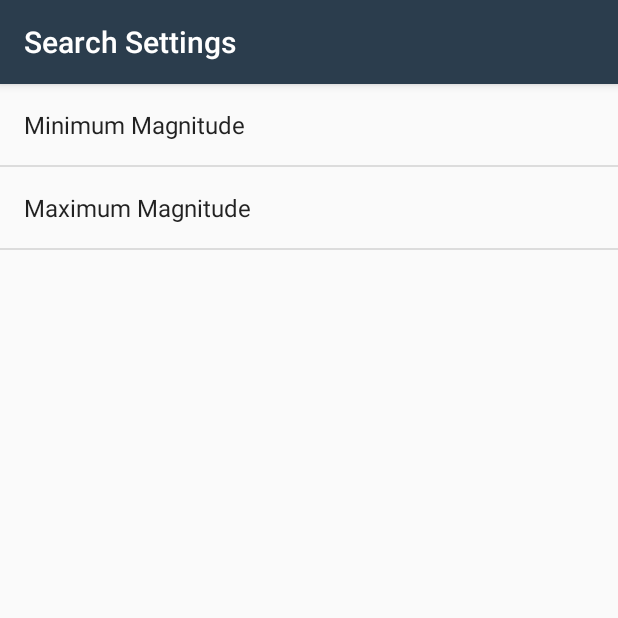
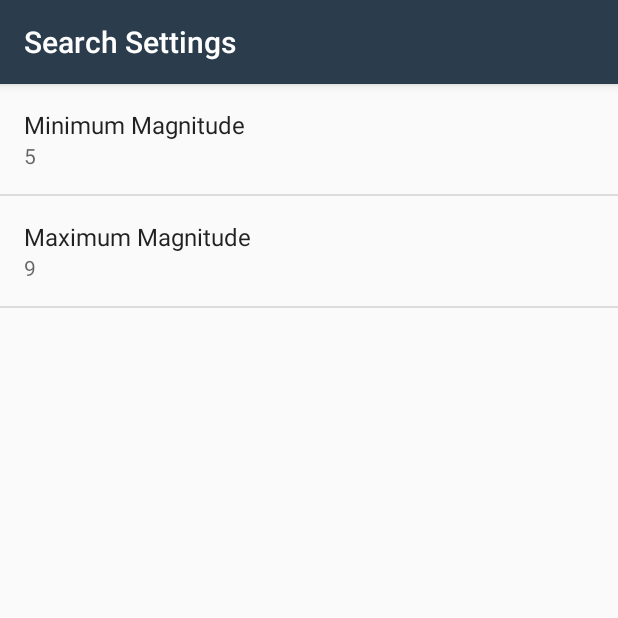
Before and after one commit to nakhe93/EarthQuake-Data, an Android app: the screen it shows after launch (SettingsActivity), after a tap on "SETTINGS", on a phone screen of 412 x 824 dp, the top half of it. Run offline under Robolectric (Android 15) with nearby library versions, the phone set to English and light mode, and no system bars.

```diff
--- a/app/src/main/java/com/example/android/quakereport/EarthquakeActivity.java
+++ b/app/src/main/java/com/example/android/quakereport/EarthquakeActivity.java
@@ -17,6 +17,7 @@ package com.example.android.quakereport;
 
 import android.content.Context;
 import android.content.Intent;
+import android.content.SharedPreferences;
 import android.net.ConnectivityManager;
 import android.net.NetworkInfo;
 import android.net.Uri;
@@ -24,6 +25,7 @@ import android.os.Bundle;
 import android.app.LoaderManager;
 import android.app.LoaderManager.LoaderCallbacks;
 import android.content.Loader;
+import android.preference.PreferenceManager;
 import android.support.v7.app.AppCompatActivity;
 import android.util.Log;
 import android.view.Menu;
@@ -47,7 +49,7 @@ import java.util.List;
 
 public class EarthquakeActivity extends AppCompatActivity implements LoaderCallbacks<List<Earthquake>>{
 
-    public static final String USGS_REQUEST = "https://earthquake.usgs.gov/fdsnws/event/1/query?format=geojson&starttime=2016-01-01&endtime=2016-05-02&minfelt=50&minmagnitude=5";
+    public static final String USGS_REQUEST = "https://earthquake.usgs.gov/fdsnws/event/1/query?format=geojson&starttime=2016-01-01&endtime=2016-05-02&minfelt=50";
     public static final int EARTHQUAKE_LOADER_ID = 1;
     private EarthquakeAdapter adapter;
     private TextView emptyEarthquakeView;
@@ -115,8 +117,32 @@ public class EarthquakeActivity extends AppCompatActivity implements LoaderCallb
 
     public Loader<List<Earthquake>> onCreateLoader(int i,Bundle bundle){
         adapter.clear();
-        //Log.d("CreateLoader","onCreateLoader called");
-        return new EarthquakeLoader(this, USGS_REQUEST);
+
+        SharedPreferences sharedPrefs = PreferenceManager.getDefaultSharedPreferences(this);
+        //Read the preference corresponding to min_magnitude
+        String minMagnitude = sharedPrefs.getString(
+                getString(R.string.settings_min_magnitude_key),
+                getString(R.string.settings_min_magnitude_default));
+
+        //Read the preference corresponding to max_magnitude
+        String maxMagnitude = sharedPrefs.getString(
+                getString(R.string.settings_max_magnitude_key),
+                getString(R.string.settings_max_magnitude_default));
+
+        //Base URL
+        Uri baseUri = Uri.parse(USGS_REQUEST);
+        Uri.Builder uriBuilder = baseUri.buildUpon();
+
+        uriBuilder.appendQueryParameter("format", "geojson");
+        uriBuilder.appendQueryParameter("starttime", "2016-01-01");
+        uriBuilder.appendQueryParameter("endtime", "2016-05-02");
+        uriBuilder.appendQueryParameter("minfelt", "50");
+        //Build the URL using the min and max magnitude parameters specified in default value
+        uriBuilder.appendQueryParameter("minmag", minMagnitude);
+        uriBuilder.appendQueryParameter("maxmag", maxMagnitude);
+        //uriBuilder.appendQueryParameter("orderby", "time");
+        Log.d("URL",uriBuilder.toString());
+        return new EarthquakeLoader(this, uriBuilder.toString());
     }
 
     public void onLoadFinished(Loader<List<Earthquake>> loader,List<Earthquake> earthquakes){
--- a/app/src/main/java/com/example/android/quakereport/SettingsActivity.java
+++ b/app/src/main/java/com/example/android/quakereport/SettingsActivity.java
@@ -1,7 +1,10 @@
 package com.example.android.quakereport;
 
+import android.content.SharedPreferences;
 import android.os.Bundle;
+import android.preference.Preference;
 import android.preference.PreferenceFragment;
+import android.preference.PreferenceManager;
 import android.support.v7.app.AppCompatActivity;
 
 
@@ -16,11 +19,29 @@ public class SettingsActivity extends AppCompatActivity {
         setContentView(R.layout.settings_activity);
     }
 
-    public static class EarthquakePreferenceFragment extends PreferenceFragment {
+    public static class EarthquakePreferenceFragment extends PreferenceFragment implements Preference.OnPreferenceChangeListener{
 
         public void onCreate(Bundle savedInstanceState) {
             super.onCreate(savedInstanceState);
             addPreferencesFromResource(R.xml.settings_main);
+
+            Preference minMagnitude = findPreference(getString(R.string.settings_min_magnitude_key));
+            Preference maxMagnitude = findPreference(getString(R.string.settings_max_magnitude_key));
+            bindPreferenceSummaryToValue(minMagnitude);
+            bindPreferenceSummaryToValue(maxMagnitude);
+        }
+
+        public boolean onPreferenceChange(Preference preference,Object value){
+            String strVal = value.toString();
+            preference.setSummary(strVal);
+            return true;
+        }
+
+        private void bindPreferenceSummaryToValue(Preference preference){
+            preference.setOnPreferenceChangeListener(this);
+            SharedPreferences preferences = PreferenceManager.getDefaultSharedPreferences(preference.getContext());
+            String preferenceString = preferences.getString(preference.getKey(), "");
+            onPreferenceChange(preference, preferenceString);
         }
     }
 }
--- a/app/src/main/res/values/strings.xml
+++ b/app/src/main/res/values/strings.xml
@@ -30,12 +30,22 @@
     <!-- Label for selection of minimum magnitude of earthquake -->
     <string name="settings_min_magnitude_label">Minimum Magnitude</string>
     <string name="settings_min_magnitude_key" translatable="false">min_magnitude</string>
-    <string name="settings_min_magnitude_default" translatable="false">6</string>
+    <string name="settings_min_magnitude_default" translatable="false">5</string>
 
     <!-- Label for selection of maximum magnitude of earthquake -->
     <string name="settings_max_magnitude_label">Maximum Magnitude</string>
     <string name="settings_max_magnitude_key" translatable="false">max_magnitude</string>
     <string name="settings_max_magnitude_default" translatable="false">9</string>
 
+    <!-- Label for selection of minimum date of earthquake -->
+    <string name="settings_min_date_label">Minimum Date</string>
+    <string name="settings_min_date_key" translatable="false">min_date</string>
+
+
+    <!-- Label for selection of maximum date of earthquake -->
+    <string name="settings_max_date_label">Maximum Date</string>
+    <string name="settings_max_date_key" translatable="false">max_date</string>
+
+
     <string name="settings_title">Set Search Parameters</string>
 </resources>
--- a/app/src/main/res/xml/settings_main.xml
+++ b/app/src/main/res/xml/settings_main.xml
@@ -15,4 +15,5 @@
         android:key="@string/settings_max_magnitude_key"
         android:selectAllOnFocus="true"
         android:title="@string/settings_max_magnitude_label" />
+
 </PreferenceScreen>
```
